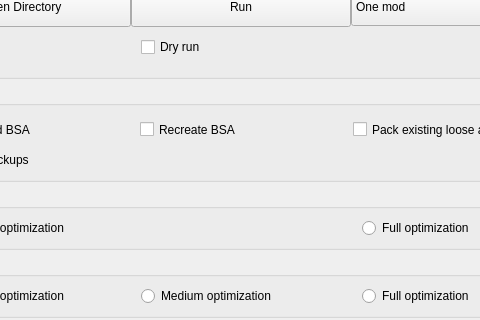
First picture: the form in mainwindow.ui, repository Guekka/cathedral-assets-optimizer, before the edit; both pictures show x 101 to 581 and y 86 to 406 of the 684 by 535 pixel window.
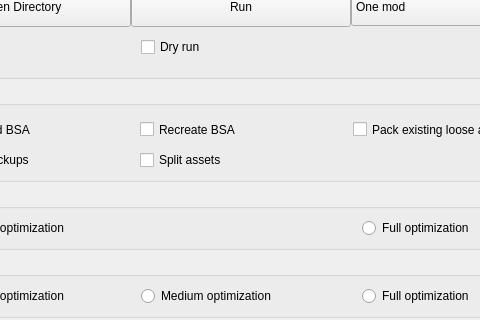
Second picture: the form after the edit.

Commit message: Temporary fix for a crash that happens after the process is over, if variables are modified from the GUI. Restarting the app works, but will have to find a better way later.

```diff
--- a/mainwindow.ui
+++ b/mainwindow.ui
@@ -301,6 +301,16 @@
          </property>
         </widget>
        </item>
+       <item row="1" column="2">
+        <widget class="QCheckBox" name="bsaSplitAssetsCheckBox">
+         <property name="toolTip">
+          <string>&lt;html&gt;&lt;head/&gt;&lt;body&gt;&lt;p&gt;A BSA file cannot contain more than 2gb. This will create as many BSA as necessary. &lt;span style=&quot; font-weight:600;&quot;&gt;Warning&lt;/span&gt;. If you enable this option, the process will be considerably slowed down.&lt;/p&gt;&lt;/body&gt;&lt;/html&gt;</string>
+         </property>
+         <property name="text">
+          <string>Split assets</string>
+         </property>
+        </widget>
+       </item>
       </layout>
      </widget>
     </item>
```
The commit also changes 4 other files.
